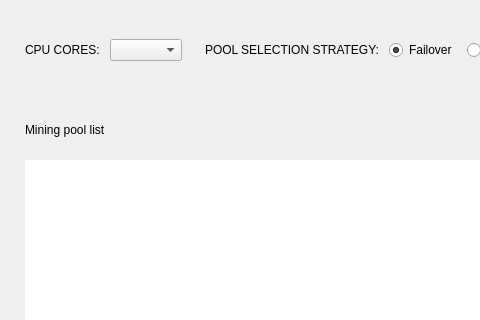
worktips/worktips-lite-wallet, file src/Gui/Mining/MiningFrame.ui: the form before one commit; both pictures show x 0 to 480 and y 0 to 320 of the 1195 by 547 pixel window.
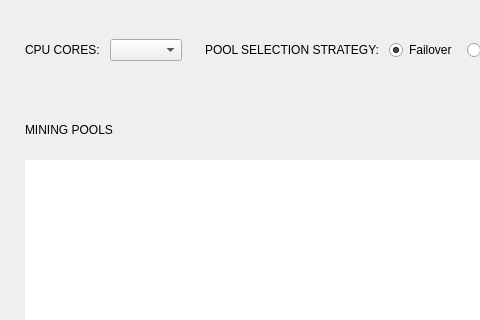
The form after the commit. Custom widgets are drawn as their Qt base class.

Diff of the .ui file:
```diff
--- a/src/Gui/Mining/MiningFrame.ui
+++ b/src/Gui/Mining/MiningFrame.ui
@@ -320,7 +320,7 @@
      <item>
       <widget class="WalletGui::WalletHeaderLabel" name="label_6">
        <property name="text">
-        <string>Mining pool list</string>
+        <string>MINING POOLS</string>
        </property>
       </widget>
      </item>
```
